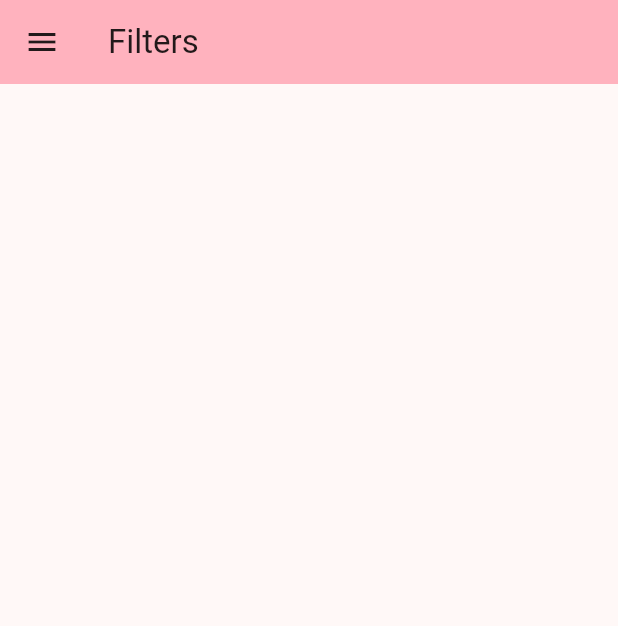
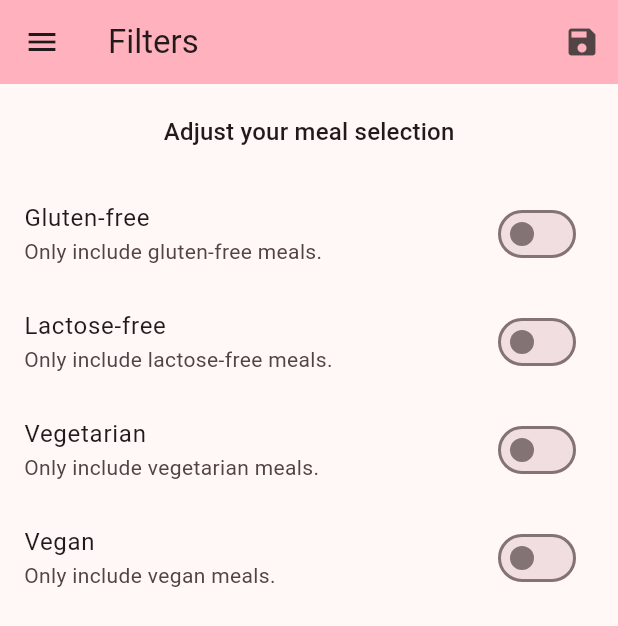
Before and after one commit to iugmali/flutter_meals, a Flutter app: the FiltersPage screen opened by its route, on a phone screen of 412 x 824 dp. Shown: the top 626 px of the screen. Run offline on Flutter 3.47's test engine with Material 2 defaults, Android fonts, the phone set to English and light mode, and no system bars.

Commit message:
feat(meals): add a filter to filter meals
add filter in drawer to filter meals

```diff
--- a/lib/main.dart
+++ b/lib/main.dart
@@ -1,5 +1,7 @@
 import 'package:flutter/material.dart';
 
+import 'data/dummy_data.dart';
+import 'models/meal.dart';
 import 'pages/filters_page.dart';
 import 'pages/meal_detail_page.dart';
 import 'pages/tabs_page.dart';
@@ -10,8 +12,42 @@ void main() {
   runApp(const MyApp());
 }
 
-class MyApp extends StatelessWidget {
+class MyApp extends StatefulWidget {
   const MyApp({super.key});
+
+  @override
+  State<MyApp> createState() => _MyAppState();
+}
+
+class _MyAppState extends State<MyApp> {
+  Map<String, bool> _filters = {
+    'glutenFree': false,
+    'lactoseFree': false,
+    'vegan': false,
+    'vegetarian': false
+  };
+  List<Meal> _availableMeals = DUMMY_MEALS;
+
+  void _setFilters(Map<String, bool> filterData) {
+    setState(() {
+      _filters = filterData;
+      _availableMeals = DUMMY_MEALS.where((element) {
+        if (_filters['glutenFree']! && !element.isGlutenFree) {
+          return false;
+        }
+        if (_filters['lactoseFree']! && !element.isLactoseFree) {
+          return false;
+        }
+        if (_filters['vegan']! && !element.isVegan) {
+          return false;
+        }
+        if (_filters['vegetarian']! && !element.isVegetarian) {
+          return false;
+        }
+        return true;
+      }).toList();
+    });
+  }
 
   @override
   Widget build(BuildContext context) {
@@ -26,12 +62,9 @@ class MyApp extends StatelessWidget {
       routes: {
         '/': (ctx) => const TabsPage(),
         CategoriesPage.routeName: (ctx) => const CategoriesPage(),
-        CategoryMealsPage.routeName: (ctx) => const CategoryMealsPage(),
+        CategoryMealsPage.routeName: (ctx) => CategoryMealsPage(_availableMeals),
         MealDetailPage.routeName: (ctx) => const MealDetailPage(),
-        FiltersPage.routeName: (ctx) => const FiltersPage()
-      },
-      onGenerateRoute: (settings) {
-
+        FiltersPage.routeName: (ctx) => FiltersPage(_filters, _setFilters)
       },
       onUnknownRoute: (settings) {
         return MaterialPageRoute(builder: (context) => const CategoriesPage());
--- a/lib/pages/filters_page.dart
+++ b/lib/pages/filters_page.dart
@@ -2,17 +2,108 @@ import 'package:flutter/material.dart';
 
 import '../widgets/main_drawer.dart';
 
-class FiltersPage extends StatelessWidget {
-  const FiltersPage({super.key});
+class FiltersPage extends StatefulWidget {
+  static String routeName = '/filters';
 
-  static String routeName = '/filters';
+  final Map<String, bool> filters;
+  final Function saveFilters;
+
+  const FiltersPage(this.filters, this.saveFilters, {super.key});
+
+  @override
+  State<FiltersPage> createState() => _FiltersPageState();
+}
+
+class _FiltersPageState extends State<FiltersPage> {
+  var _glutenFree = false;
+  var _vegetarian = false;
+  var _vegan = false;
+  var _lactoseFree = false;
+
+  @override
+  void initState() {
+    _glutenFree = widget.filters['glutenFree']!;
+    _vegetarian = widget.filters['vegetarian']!;
+    _vegan = widget.filters['vegan']!;
+    _lactoseFree = widget.filters['lactoseFree']!;
+    super.initState();
+  }
+
+  Widget _buildSwitchListTile(String title, String description, bool value,
+      void Function(bool) updateValue) {
+    return SwitchListTile(
+        title: Text(title),
+        subtitle: Text(description),
+        value: value,
+        onChanged: updateValue);
+  }
 
   @override
   Widget build(BuildContext context) {
-    return SafeArea(child: Scaffold(
-      appBar: AppBar(title: Text('Filters'), backgroundColor: Theme.of(context).colorScheme.inversePrimary,),
-      drawer: const MainDrawer(),
-    ),
+    return SafeArea(
+      child: Scaffold(
+        appBar: AppBar(
+          title: const Text('Filters'),
+          actions: [
+            IconButton(
+                onPressed: () {
+                  widget.saveFilters(
+                      {
+                        'glutenFree': _glutenFree,
+                        'lactoseFree': _lactoseFree,
+                        'vegan': _vegan,
+                        'vegetarian': _vegetarian
+                      }
+                  );
+                  ScaffoldMessenger.of(context).showSnackBar(const SnackBar(content: Text('Filters saved')));
+                },
+                icon: const Icon(Icons.save))
+          ],
+          backgroundColor: Theme.of(context).colorScheme.inversePrimary,
+        ),
+        drawer: const MainDrawer(),
+        body: Column(
+          children: [
+            Container(
+              padding: const EdgeInsets.all(20),
+              child: Text(
+                'Adjust your meal selection',
+                style: Theme.of(context).textTheme.titleMedium,
+              ),
+            ),
+            Expanded(
+                child: ListView(
+              children: [
+                _buildSwitchListTile('Gluten-free',
+                    'Only include gluten-free meals.', _glutenFree, (val) {
+                  setState(() {
+                    _glutenFree = val;
+                  });
+                }),
+                _buildSwitchListTile('Lactose-free',
+                    'Only include lactose-free meals.', _lactoseFree, (val) {
+                  setState(() {
+                    _lactoseFree = val;
+                  });
+                }),
+                _buildSwitchListTile(
+                    'Vegetarian', 'Only include vegetarian meals.', _vegetarian,
+                    (val) {
+                  setState(() {
+                    _vegetarian = val;
+                  });
+                }),
+                _buildSwitchListTile(
+                    'Vegan', 'Only include vegan meals.', _vegan, (val) {
+                  setState(() {
+                    _vegan = val;
+                  });
+                }),
+              ],
+            ))
+          ],
+        ),
+      ),
     );
   }
 }
```
Also changed, not shown: lib/pages/category_meals_page.dart (+45 -16 lines), lib/pages/meal_detail_page.dart (+6 -1 lines), lib/widgets/meal_item.dart (+8 -1 lines).
